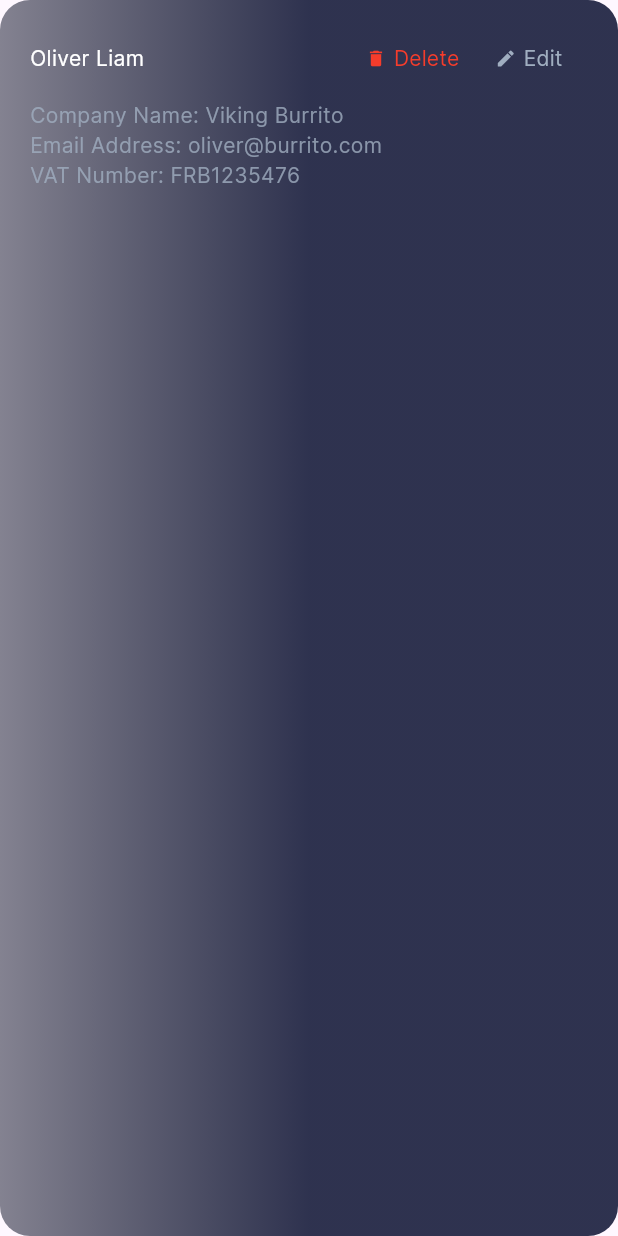
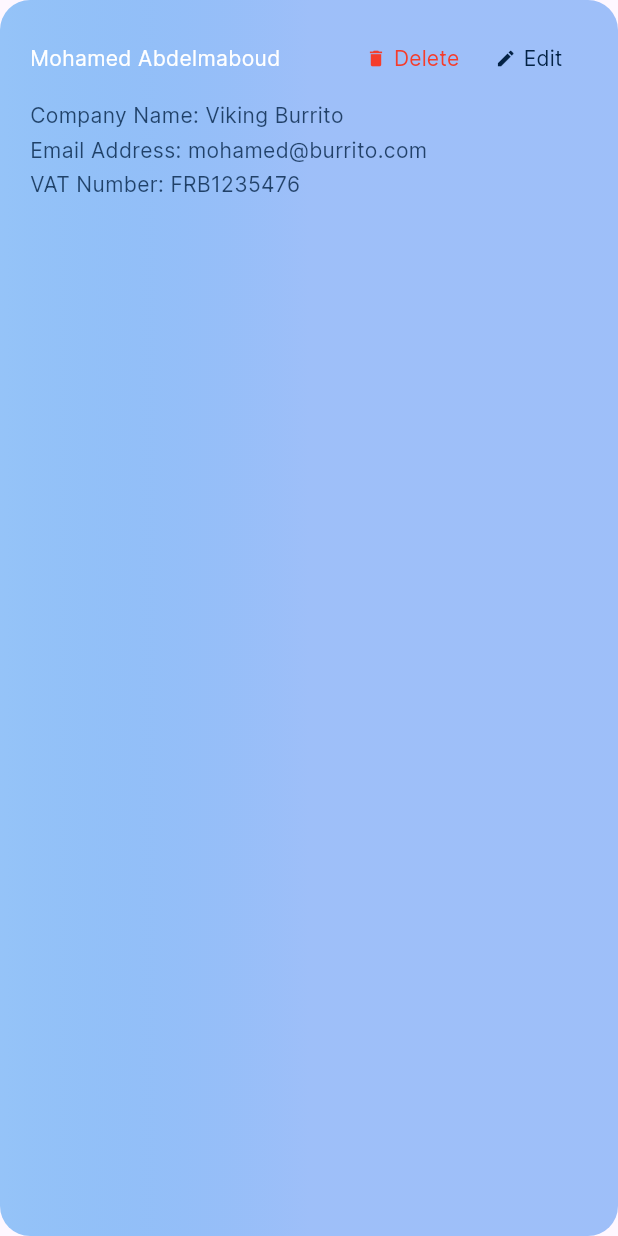
Before and after one commit to MohamedAbdelmaboud/vision_ui, a Flutter app: the BillingCard widget shown alone on an empty page, opened directly, on a phone screen of 412 x 824 dp. Run offline on Flutter 3.47's test engine with Material 3 defaults, Android fonts, the phone set to English and light mode, and no system bars; our stand-ins replace device_preview, fl_chart, flutter_advanced_switch, flutter_bloc, flutter_svg, flutter_switch and 3 more; project files that could hold a hidden picture were left out.

Commit message:
- edit billing view theme - change containers to animated containers

```diff
--- a/lib/features/billing/ui/widgets/billing_card.dart
+++ b/lib/features/billing/ui/widgets/billing_card.dart
@@ -1,7 +1,7 @@
 import 'package:flutter/material.dart';
 import 'package:gap/gap.dart';
 
-import '../../../../core/themes/app_dark_colors.dart';
+import '../../../../core/extensions/context_colors_extension.dart';
 import 'billing_card_sub_title.dart';
 import 'billing_card_title_and_delete_and_edit.dart';
 
@@ -24,8 +24,8 @@ class BillingCard extends StatelessWidget {
       decoration: BoxDecoration(
         gradient: LinearGradient(
           colors: [
-            AppDarkColors.gradiantCardColor1.withOpacity(0.9),
-            AppDarkColors.gradiantCardColor2.withOpacity(0.5),
+            context.theme.gradientTableColors[0].withOpacity(0.8),
+            context.theme.gradientTableColors[1].withOpacity(0.5),
           ],
           begin: Alignment.topCenter,
           end: Alignment.topLeft,
--- a/lib/features/billing/ui/widgets/billing_card_col.dart
+++ b/lib/features/billing/ui/widgets/billing_card_col.dart
@@ -1,6 +1,7 @@
-import '../../../../core/utils/app_styles.dart';
 import 'package:flutter/material.dart';
 import 'package:gap/gap.dart';
+
+import '../../../../core/utils/app_styles.dart';
 
 class BillingCardCol extends StatelessWidget {
   const BillingCardCol({
@@ -14,6 +15,7 @@ class BillingCardCol extends StatelessWidget {
   @override
   Widget build(BuildContext context) {
     return Column(
+      crossAxisAlignment: CrossAxisAlignment.start,
       children: [
         Text(
           title,
@@ -23,7 +25,6 @@ class BillingCardCol extends StatelessWidget {
         Text(
           value,
           style: AppStyles.bold12(context),
-
         ),
       ],
     );
--- a/lib/features/billing/ui/widgets/billing_card_sub_title.dart
+++ b/lib/features/billing/ui/widgets/billing_card_sub_title.dart
@@ -1,7 +1,7 @@
 import 'package:flutter/material.dart';
+import 'package:gap/gap.dart';
 
-import '../../../../core/themes/app_dark_colors.dart';
-import '../../../../core/utils/app_styles.dart';
+import 'billing_card_sub_title_text.dart';
 
 class BillingCardSubTitle extends StatelessWidget {
   const BillingCardSubTitle(
@@ -18,21 +18,17 @@ class BillingCardSubTitle extends StatelessWidget {
     return Column(
       crossAxisAlignment: CrossAxisAlignment.start,
       children: [
-        Text(
-          companyName,
-          style: AppStyles.regular9(context)
-              .copyWith(color: AppDarkColors.greyColor.withOpacity(0.8)),
+        BillingCardSubTitleText(
+          text: companyName,
         ),
-        Text(
-          emailAddress,
-          style: AppStyles.regular9(context)
-              .copyWith(color: AppDarkColors.greyColor.withOpacity(0.8)),
+        const Gap(3),
+        BillingCardSubTitleText(
+          text: emailAddress,
         ),
-        Text(
-          vatNum,
-          style: AppStyles.regular9(context)
-              .copyWith(color: AppDarkColors.greyColor.withOpacity(0.8)),
-        )
+        const Gap(3),
+        BillingCardSubTitleText(
+          text: vatNum,
+        ),
       ],
     );
   }
--- /dev/null
+++ b/lib/features/billing/ui/widgets/billing_card_sub_title_text.dart
@@ -0,0 +1,22 @@
+import '../../../../core/extensions/context_colors_extension.dart';
+import '../../../../core/utils/app_styles.dart';
+import 'package:flutter/material.dart';
+
+class BillingCardSubTitleText extends StatelessWidget {
+  const BillingCardSubTitleText({
+    super.key,
+    required this.text,
+  });
+
+  final String text;
+
+  @override
+  Widget build(BuildContext context) {
+    return Text(
+      text,
+      style: AppStyles.regular10(context).copyWith(
+        color: context.theme.subTitleColor.withOpacity(0.8),
+      ),
+    );
+  }
+}
--- a/lib/features/billing/ui/widgets/billing_edit_button.dart
+++ b/lib/features/billing/ui/widgets/billing_edit_button.dart
@@ -1,7 +1,7 @@
 import 'package:flutter/material.dart';
 import 'package:gap/gap.dart';
 
-import '../../../../core/themes/app_dark_colors.dart';
+import '../../../../core/extensions/context_colors_extension.dart';
 import '../../../../core/utils/app_styles.dart';
 
 class BillingEditButton extends StatelessWidget {
@@ -15,16 +15,16 @@ class BillingEditButton extends StatelessWidget {
       onPressed: () {},
       child: Row(
         children: [
-          const Icon(
+          Icon(
             Icons.edit,
             size: 14,
-            color: AppDarkColors.greyColor,
+            color: context.theme.subTitleColor,
           ),
           const Gap(5),
           Text(
             "Edit",
             style: AppStyles.medium12(context).copyWith(
-              color: AppDarkColors.greyColor,
+              color: context.theme.subTitleColor,
             ),
           ),
         ],
--- a/lib/features/billing/ui/widgets/billing_information_section.dart
+++ b/lib/features/billing/ui/widgets/billing_information_section.dart
@@ -1,7 +1,7 @@
 import 'package:flutter/material.dart';
 import 'package:gap/gap.dart';
 
-import '../../../../core/themes/app_dark_colors.dart';
+import '../../../../core/extensions/context_colors_extension.dart';
 import '../../../../core/utils/app_styles.dart';
 import 'billing_card.dart';
 
@@ -10,13 +10,11 @@ class BillingInformationSection extends StatelessWidget {
 
   @override
   Widget build(BuildContext context) {
-    return Container(
+    return AnimatedContainer(
+      duration: const Duration(milliseconds: 500),
       decoration: BoxDecoration(
         gradient: LinearGradient(
-          colors: [
-            AppDarkColors.gradiantCardColor1.withOpacity(0.9),
-            AppDarkColors.gradiantCardColor2.withOpacity(0.5),
-          ],
+          colors: context.theme.gradientTableColors,
           begin: Alignment.topLeft,
           end: Alignment.bottomRight,
         ),
@@ -35,34 +33,34 @@ class BillingInformationSection extends StatelessWidget {
             const Column(
               children: [
                 BillingCard(
-                  title: 'Oliver Liam',
+                  title: 'Mohamed Abdelmaboud',
                   companyName: "Company Name: Viking Burrito",
                   vatNum: 'VAT Number: FRB1235476',
-                  emailAddress: "Email Address: oliver@burrito.com",
+                  emailAddress: "Email Address: mohamed@burrito.com",
                 ),
                 Gap(5),
                 BillingCard(
-                  title: 'Oliver Liam',
-                  companyName: "Company Name: Viking Burrito",
-                  vatNum: 'VAT Number: FRB1235476',
-                  emailAddress: "Email Address: oliver@burrito.com",
+                  title: 'Esraa Ehab',
+                  companyName: "Company Name: StoneTech",
+                  vatNum: 'VAT Number: GER8478392',
+                  emailAddress: "Email Address: esraa@stonetech.com",
                 ),
                 Gap(5),
                 BillingCard(
-                  title: 'Oliver Liam',
-                  companyName: "Company Name: Viking Burrito",
-                  vatNum: 'VAT Number: FRB1235476',
-                  emailAddress: "Email Address: oliver@burrito.com",
+                  title: 'Liam Johnson',
+                  companyName: "Company Name: Fresh Fruit Inc.",
+                  vatNum: 'VAT Number: USA5586394',
+                  emailAddress: "Email Address: liam@fruitinc.com",
                 ),
                 Gap(5),
                 BillingCard(
-                  title: 'Oliver Liam',
-                  companyName: "Company Name: Viking Burrito",
-                  vatNum: 'VAT Number: FRB1235476',
-                  emailAddress: "Email Address: oliver@burrito.com",
+                  title: 'Sophia Davis',
+                  companyName: "Company Name: Digital Solutions",
+                  vatNum: 'VAT Number: ITA9893847',
+                  emailAddress: "Email Address: sophia@digitalsolutions.com",
                 ),
               ],
-            )
+            ),
           ],
         ),
       ),
--- a/lib/features/billing/ui/widgets/transaction_name_and_date.dart
+++ b/lib/features/billing/ui/widgets/transaction_name_and_date.dart
@@ -1,7 +1,7 @@
 import 'package:flutter/material.dart';
 import 'package:gap/gap.dart';
 
-import '../../../../core/themes/app_dark_colors.dart';
+import '../../../../core/extensions/context_colors_extension.dart';
 import '../../../../core/utils/app_styles.dart';
 
 class TransactionNameAndDate extends StatelessWidget {
@@ -25,7 +25,7 @@ class TransactionNameAndDate extends StatelessWidget {
         Text(
           transactionDate,
           style: AppStyles.medium12(context).copyWith(
-            color: AppDarkColors.greyColor.withOpacity(0.8),
+            color: context.theme.subTitleColor.withOpacity(0.8),
           ),
         ),
       ],
--- a/lib/features/dashboard/ui/views/main_dashboard_view.dart
+++ b/lib/features/dashboard/ui/views/main_dashboard_view.dart
@@ -16,7 +16,8 @@ class MainDashboardView extends StatelessWidget {
     return Scaffold(
       body: BlocBuilder<ThemeCubit, ThemeState>(
         builder: (context, state) {
-          return Container(
+          return AnimatedContainer(
+            duration: const Duration(milliseconds: 500),
             decoration: BoxDecoration(
               image: DecorationImage(
                 image: AssetImage(
```
Also changed, not shown: lib/features/billing/ui/widgets/credit_balance_container.dart (+9 -2 lines), lib/features/billing/ui/widgets/credit_balance_widget.dart (+6 -8 lines), lib/features/billing/ui/widgets/invoices_item.dart (+40 -20 lines), lib/features/billing/ui/widgets/invoices_widget.dart (+6 -9 lines), lib/features/billing/ui/widgets/newest_transactions.dart (+4 -3 lines), lib/features/billing/ui/widgets/other_transactions.dart (+6 -5 lines), lib/features/billing/ui/widgets/payment_method_item.dart (+8 -6 lines), lib/features/billing/ui/widgets/payment_method_widget.dart (+6 -9 lines), lib/features/billing/ui/widgets/taxes_item_details.dart (+6 -4 lines), lib/features/billing/ui/widgets/taxes_item_title.dart (+4 -3 lines), lib/features/billing/ui/widgets/transaction_section_header.dart (+4 -4 lines), lib/features/billing/ui/widgets/transactions_information_section.dart (+5 -7 lines).
